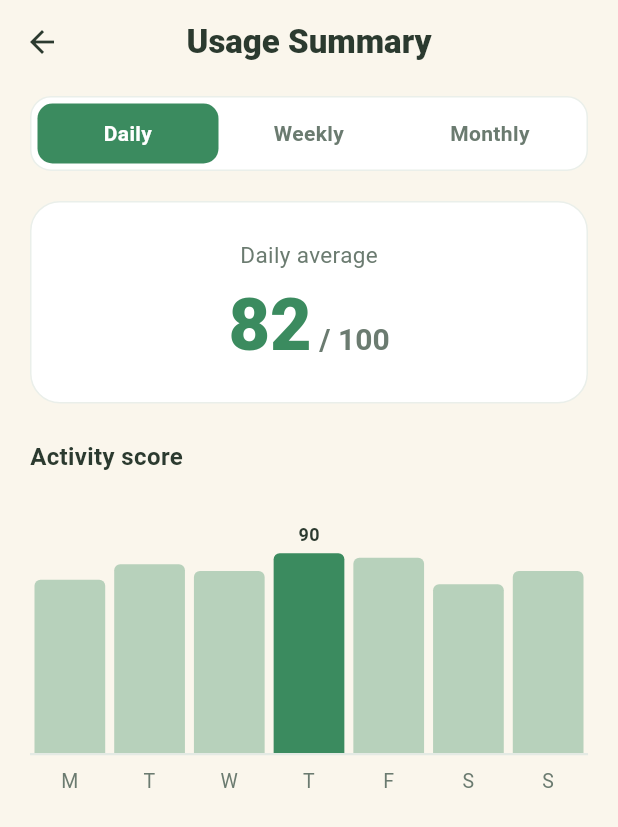
After one commit to anuruddhika94/sarco_care, a Flutter app: the UsageSummaryScreen screen opened directly, on a phone screen of 412 x 824 dp. The commit adds this screen. Shown: the top 827 px of the screen. Run offline on Flutter 3.47's test engine with Material 3 defaults, Android fonts, the phone set to English and light mode, and no system bars.

Commit message:
Add usage summary with activity bar chart
- Usage Summary: Daily/Weekly/Monthly tabs, hero score, single-series
  bar chart (one hue, rounded tops, recessive baseline, peak-only label)
- Add Usage Summary entry to Profile

```diff
--- a/lib/screens/profile_screen.dart
+++ b/lib/screens/profile_screen.dart
@@ -5,6 +5,7 @@ import '../widgets/placeholder_screen.dart';
 import 'caretaker_screen.dart';
 import 'personal_info_screen.dart';
 import 'setup_app_screen.dart';
+import 'usage_summary_screen.dart';
 
 /// Profile tab — user summary, settings entries and Log Out.
 /// Pure UI: rows open placeholders; Log Out returns to the app entry (Splash).
@@ -13,6 +14,7 @@ class ProfileScreen extends StatelessWidget {
 
   static const _entries = [
     (Icons.person_outline, 'Personal Info'),
+    (Icons.insights_outlined, 'Usage Summary'),
     (Icons.people_alt_outlined, 'Caretaker'),
     (Icons.settings_outlined, 'Setup App'),
   ];
@@ -20,6 +22,7 @@ class ProfileScreen extends StatelessWidget {
   void _open(BuildContext context, String title) {
     final WidgetBuilder builder = switch (title) {
       'Personal Info' => (_) => const PersonalInfoScreen(),
+      'Usage Summary' => (_) => const UsageSummaryScreen(),
       'Caretaker' => (_) => const CaretakerScreen(),
       'Setup App' => (_) => const SetupAppScreen(),
       _ => (_) => PlaceholderScreen(title: title),
--- /dev/null
+++ b/lib/screens/usage_summary_screen.dart
@@ -0,0 +1,240 @@
+import 'package:flutter/material.dart';
+
+import '../theme/app_theme.dart';
+import '../widgets/segmented_tabs.dart';
+
+/// Usage Summary — activity score over time, opened from Profile.
+/// Pure UI: a hero score plus a single-series bar chart (one brand hue,
+/// rounded bar tops, recessive baseline, selective direct label on the peak).
+class UsageSummaryScreen extends StatefulWidget {
+  const UsageSummaryScreen({super.key});
+
+  @override
+  State<UsageSummaryScreen> createState() => _UsageSummaryScreenState();
+}
+
+class _UsageSummaryScreenState extends State<UsageSummaryScreen> {
+  int _tabIndex = 0;
+
+  // One data set per range tab. Scores are 0–100.
+  static const _series = [
+    _Series('Daily average', 82, [
+      _Bar('M', 78),
+      _Bar('T', 85),
+      _Bar('W', 82),
+      _Bar('T', 90),
+      _Bar('F', 88),
+      _Bar('S', 76),
+      _Bar('S', 82),
+    ]),
+    _Series('Weekly average', 84, [
+      _Bar('W1', 80),
+      _Bar('W2', 86),
+      _Bar('W3', 83),
+      _Bar('W4', 88),
+    ]),
+    _Series('Monthly average', 79, [
+      _Bar('Jan', 74),
+      _Bar('Feb', 78),
+      _Bar('Mar', 82),
+      _Bar('Apr', 80),
+      _Bar('May', 83),
+      _Bar('Jun', 79),
+    ]),
+  ];
+
+  @override
+  Widget build(BuildContext context) {
+    final series = _series[_tabIndex];
+    return Scaffold(
+      backgroundColor: AppColors.background,
+      appBar: AppBar(
+        backgroundColor: AppColors.background,
+        foregroundColor: AppColors.textDark,
+        elevation: 0,
+        title: const Text(
+          'Usage Summary',
+          style: TextStyle(fontWeight: FontWeight.w800),
+        ),
+        centerTitle: true,
+      ),
+      body: ListView(
+        padding: const EdgeInsets.fromLTRB(20, 8, 20, 24),
+        children: [
+          SegmentedTabs(
+            labels: const ['Daily', 'Weekly', 'Monthly'],
+            selected: _tabIndex,
+            onChanged: (i) => setState(() => _tabIndex = i),
+          ),
+          const SizedBox(height: 20),
+          _HeroScore(label: series.label, score: series.average),
+          const SizedBox(height: 24),
+          Text(
+            'Activity score',
+            style: TextStyle(
+              fontSize: 16,
+              fontWeight: FontWeight.w700,
+              color: AppColors.textDark,
+            ),
+          ),
+          const SizedBox(height: 16),
+          _BarChart(bars: series.bars),
+        ],
+      ),
+    );
+  }
+}
+
+class _Series {
+  const _Series(this.label, this.average, this.bars);
+  final String label;
+  final int average;
+  final List<_Bar> bars;
+}
+
+class _Bar {
+  const _Bar(this.label, this.value);
+  final String label;
+  final int value;
+}
+
+/// Headline number — the data's job here is a single figure, so it leads.
+class _HeroScore extends StatelessWidget {
+  const _HeroScore({required this.label, required this.score});
+  final String label;
+  final int score;
+
+  @override
+  Widget build(BuildContext context) {
+    return Container(
+      width: double.infinity,
+      padding: const EdgeInsets.all(24),
+      decoration: BoxDecoration(
+        color: AppColors.surface,
+        borderRadius: BorderRadius.circular(20),
+        border: Border.all(color: const Color(0xFFEAEFEA)),
+      ),
+      child: Column(
+        children: [
+          Text(
+            label,
+            style: TextStyle(fontSize: 15, color: AppColors.textMuted),
+          ),
+          const SizedBox(height: 8),
+          RichText(
+            text: TextSpan(
+              children: [
+                TextSpan(
+                  text: '$score',
+                  style: TextStyle(
+                    fontSize: 48,
+                    fontWeight: FontWeight.w800,
+                    color: AppColors.primary,
+                  ),
+                ),
+                TextSpan(
+                  text: ' / 100',
+                  style: TextStyle(
+                    fontSize: 20,
+                    fontWeight: FontWeight.w600,
+                    color: AppColors.textMuted,
+                  ),
+                ),
+              ],
+            ),
+          ),
+        ],
+      ),
+    );
+  }
+}
+
+/// Single-series bar chart. One brand hue; the peak bar is labeled directly and
+/// deepened, the rest recede; a thin baseline anchors the marks.
+class _BarChart extends StatelessWidget {
+  const _BarChart({required this.bars});
+  final List<_Bar> bars;
+
+  static const double _chartHeight = 170;
+  static const double _maxScale = 100;
+
+  @override
+  Widget build(BuildContext context) {
+    final peak = bars.map((b) => b.value).reduce((a, b) => a > b ? a : b);
+    return Column(
+      children: [
+        SizedBox(
+          height: _chartHeight,
+          child: Row(
+            crossAxisAlignment: CrossAxisAlignment.end,
+            children: [
+              for (final bar in bars)
+                Expanded(
+                  child: Padding(
+                    // ~2px surface gap between adjacent bars.
+                    padding: const EdgeInsets.symmetric(horizontal: 3),
+                    child: _BarColumn(bar: bar, isPeak: bar.value == peak),
+                  ),
+                ),
+            ],
+          ),
+        ),
+        // Recessive baseline.
+        Container(height: 1.5, color: const Color(0xFFE4EAE4)),
+        const SizedBox(height: 8),
+        Row(
+          children: [
+            for (final bar in bars)
+              Expanded(
+                child: Text(
+                  bar.label,
+                  textAlign: TextAlign.center,
+                  style: TextStyle(fontSize: 13, color: AppColors.textMuted),
+                ),
+              ),
+          ],
+        ),
+      ],
+    );
+  }
+}
+
+class _BarColumn extends StatelessWidget {
+  const _BarColumn({required this.bar, required this.isPeak});
+  final _Bar bar;
+  final bool isPeak;
+
+  @override
+  Widget build(BuildContext context) {
+    final height =
+        (bar.value / _BarChart._maxScale) * (_BarChart._chartHeight - 22);
+    return Column(
+      mainAxisAlignment: MainAxisAlignment.end,
+      children: [
+        // Selective direct label — only the peak bar carries a number.
+        if (isPeak)
+          Padding(
+            padding: const EdgeInsets.only(bottom: 4),
+            child: Text(
+              '${bar.value}',
+              style: TextStyle(
+                fontSize: 12,
+                fontWeight: FontWeight.w700,
+                color: AppColors.textDark,
+              ),
+            ),
+          ),
+        Container(
+          height: height,
+          decoration: BoxDecoration(
+            // One hue; the peak deepened, others recede.
+            color: isPeak
+                ? AppColors.primary
+                : AppColors.primary.withValues(alpha: 0.35),
+            borderRadius: const BorderRadius.vertical(top: Radius.circular(4)),
+          ),
+        ),
+      ],
+    );
+  }
+}
```
